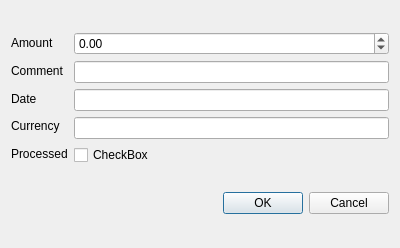
The window that frontend/transaccionbasicadialog.ui (JulianAlejandro/QT_CuentasCPP) describes before a commit, drawn with Qt 5.
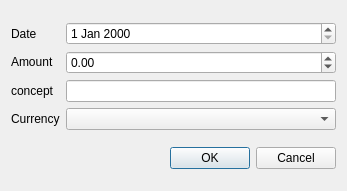
The same window after the commit.

Diff of the .ui file:
```diff
--- a/frontend/transaccionbasicadialog.ui
+++ b/frontend/transaccionbasicadialog.ui
@@ -6,32 +6,18 @@
    <rect>
     <x>0</x>
     <y>0</y>
-    <width>400</width>
-    <height>248</height>
+    <width>347</width>
+    <height>191</height>
    </rect>
   </property>
   <property name="windowTitle">
    <string>Dialog</string>
   </property>
   <layout class="QGridLayout" name="gridLayout">
-   <item row="0" column="0">
+   <item row="0" column="0" colspan="2">
     <layout class="QHBoxLayout" name="horizontalLayout">
      <item>
       <layout class="QVBoxLayout" name="verticalLayout_2">
-       <item>
-        <widget class="QLabel" name="label">
-         <property name="text">
-          <string>Amount</string>
-         </property>
-        </widget>
-       </item>
-       <item>
-        <widget class="QLabel" name="label_3">
-         <property name="text">
-          <string>Comment</string>
-         </property>
-        </widget>
-       </item>
        <item>
         <widget class="QLabel" name="label_2">
          <property name="text">
@@ -39,6 +25,20 @@
          </property>
         </widget>
        </item>
+       <item>
+        <widget class="QLabel" name="label_6">
+         <property name="text">
+          <string>Amount</string>
+         </property>
+        </widget>
+       </item>
+       <item>
+        <widget class="QLabel" name="label_3">
+         <property name="text">
+          <string>concept</string>
+         </property>
+        </widget>
+       </item>
        <item>
         <widget class="QLabel" name="label_4">
          <property name="text">
@@ -46,19 +46,15 @@
          </property>
         </widget>
        </item>
-       <item>
-        <widget class="QLabel" name="label_5">
-         <property name="text">
-          <string>Processed</string>
-         </property>
-        </widget>
-       </item>
       </layout>
      </item>
      <item>
       <layout class="QVBoxLayout" name="verticalLayout">
        <item>
-        <widget class="QDoubleSpinBox" name="amount">
+        <widget class="QDateEdit" name="dateEdit"/>
+       </item>
+       <item>
+        <widget class="QDoubleSpinBox" name="amountDubleSpinBox">
          <property name="minimum">
           <double>-999999900000.000000000000000</double>
          </property>
@@ -71,23 +67,26 @@
         <widget class="QLineEdit" name="comment"/>
        </item>
        <item>
-        <widget class="QLineEdit" name="date"/>
-       </item>
-       <item>
-        <widget class="QLineEdit" name="currency"/>
-       </item>
-       <item>
-        <widget class="QCheckBox" name="processed">
-         <property name="text">
-          <string>CheckBox</string>
-         </property>
-        </widget>
+        <widget class="QComboBox" name="currencyComboBox"/>
        </item>
       </layout>
      </item>
     </layout>
    </item>
    <item row="1" column="0">
+    <spacer name="horizontalSpacer">
+     <property name="orientation">
+      <enum>Qt::Orientation::Horizontal</enum>
+     </property>
+     <property name="sizeHint" stdset="0">
+      <size>
+       <width>163</width>
+       <height>20</height>
+      </size>
+     </property>
+    </spacer>
+   </item>
+   <item row="1" column="1">
     <widget class="QDialogButtonBox" name="buttonBox">
      <property name="standardButtons">
       <set>QDialogButtonBox::StandardButton::Cancel|QDialogButtonBox::StandardButton::Ok</set>
```
Left out of the diff: 2 changed lines with no effect on the pictures.
